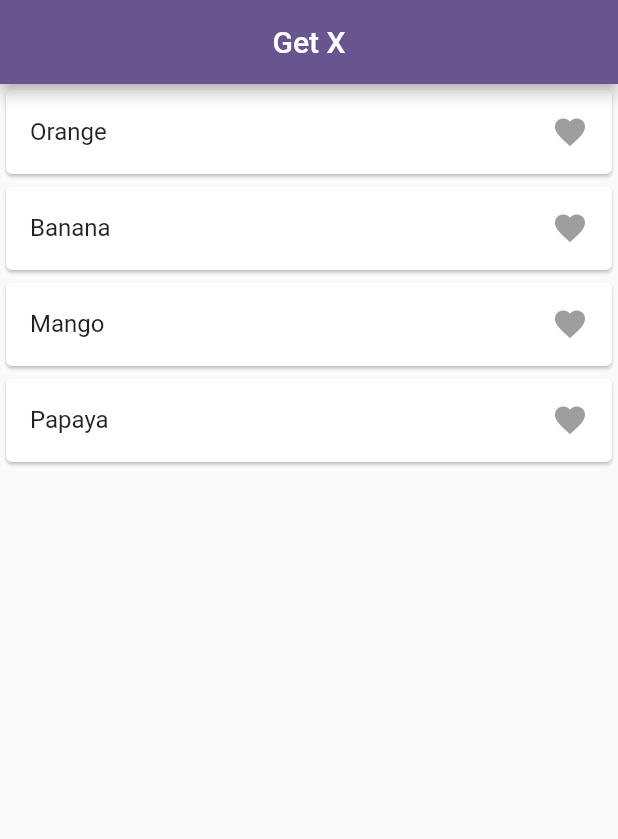
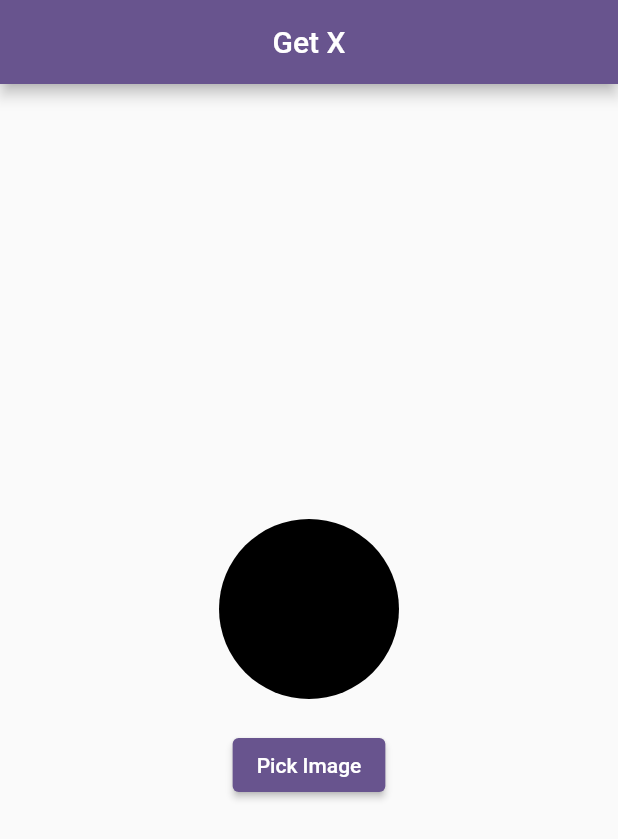
Before and after one commit to sakshamgupta930/Getx-State-Management, a Flutter app: the screen it shows after launch, on a phone screen of 412 x 824 dp. Shown: the top 839 px of the screen. Run offline on Flutter 3.47's test engine with Material 3 defaults, Android fonts, the phone set to English and light mode, and no system bars; our stand-ins replace get, image_picker.

Commit message:
imagepicker

```diff
--- a/lib/favourite_controller.dart
+++ /dev/null
@@ -1,14 +0,0 @@
-import 'package:get/get.dart';
-
-class FavouriteController extends GetxController {
-  RxList<String> fruitList = ["Orange", "Banana", "Mango", "Papaya"].obs;
-  RxList tempFruit = [].obs;
-
-  addToFavouorite(String value) {
-    tempFruit.add(value);
-  }
-
-  removefromFavouorite(String value) {
-    tempFruit.remove(value);
-  }
-}
--- a/lib/home_screen.dart
+++ b/lib/home_screen.dart
@@ -1,6 +1,8 @@
+import 'dart:io';
+
 import 'package:flutter/material.dart';
 import 'package:get/get.dart';
-import 'package:get_x/favourite_controller.dart';
+import 'package:get_x/imagepicker_controller.dart';
 
 class HomeScreen extends StatefulWidget {
   const HomeScreen({super.key});
@@ -10,42 +12,36 @@ class HomeScreen extends StatefulWidget {
 }
 
 class _HomeScreenState extends State<HomeScreen> {
-  FavouriteController favouriteController = Get.put(FavouriteController());
+  ImagePickerController controller = Get.put(ImagePickerController());
   @override
   Widget build(BuildContext context) {
     return Scaffold(
       appBar: AppBar(
         title: const Center(child: Text("Get X")),
       ),
-      body: ListView.builder(
-        itemCount: favouriteController.fruitList.length,
-        itemBuilder: (BuildContext context, int index) {
-          return Card(
-            child: ListTile(
-              onTap: () {
-                if (favouriteController.tempFruit.contains(
-                    favouriteController.fruitList[index].toString())) {
-                  favouriteController.removefromFavouorite(
-                      favouriteController.fruitList[index].toString());
-                } else {
-                  favouriteController.addToFavouorite(
-                      favouriteController.fruitList[index].toString());
-                }
-              },
-              title: Text(favouriteController.fruitList[index].toString()),
-              trailing: Obx(
-                () => Icon(
-                  Icons.favorite,
-                  color: favouriteController.tempFruit.contains(
-                          favouriteController.fruitList[index].toString())
-                      ? Colors.red
-                      : Colors.grey,
-                ),
+      body: Obx(() {
+        return Center(
+          child: Column(
+            mainAxisAlignment: MainAxisAlignment.center,
+            children: [
+              CircleAvatar(
+                radius: 60,
+                backgroundColor: Colors.black,
+                backgroundImage: controller.imagePath.isNotEmpty
+                    ? FileImage(File(controller.imagePath.toString()))
+                    : null,
               ),
-            ),
-          );
-        },
-      ),
+              const SizedBox(height: 20),
+              ElevatedButton(
+                onPressed: () {
+                  controller.getImage();
+                },
+                child: const Text("Pick Image"),
+              ),
+            ],
+          ),
+        );
+      }),
     );
   }
 }
--- /dev/null
+++ b/lib/imagepicker_controller.dart
@@ -0,0 +1,17 @@
+import 'package:get/get.dart';
+import 'package:image_picker/image_picker.dart';
+
+class ImagePickerController extends GetxController {
+  RxString imagePath = ''.obs;
+
+  Future getImage() async {
+    final ImagePicker _picker = ImagePicker();
+    final image = await _picker.pickImage(source: ImageSource.gallery);
+    if (image != null) {
+      imagePath.value = image.path.toString();
+    } else {
+      Get.snackbar('Image Error', 'Image not picked',
+          snackPosition: SnackPosition.BOTTOM);
+    }
+  }
+}
```
Also changed, not shown: pubspec.yaml (+1 -6 lines), pubspec.lock, 6 other files.
